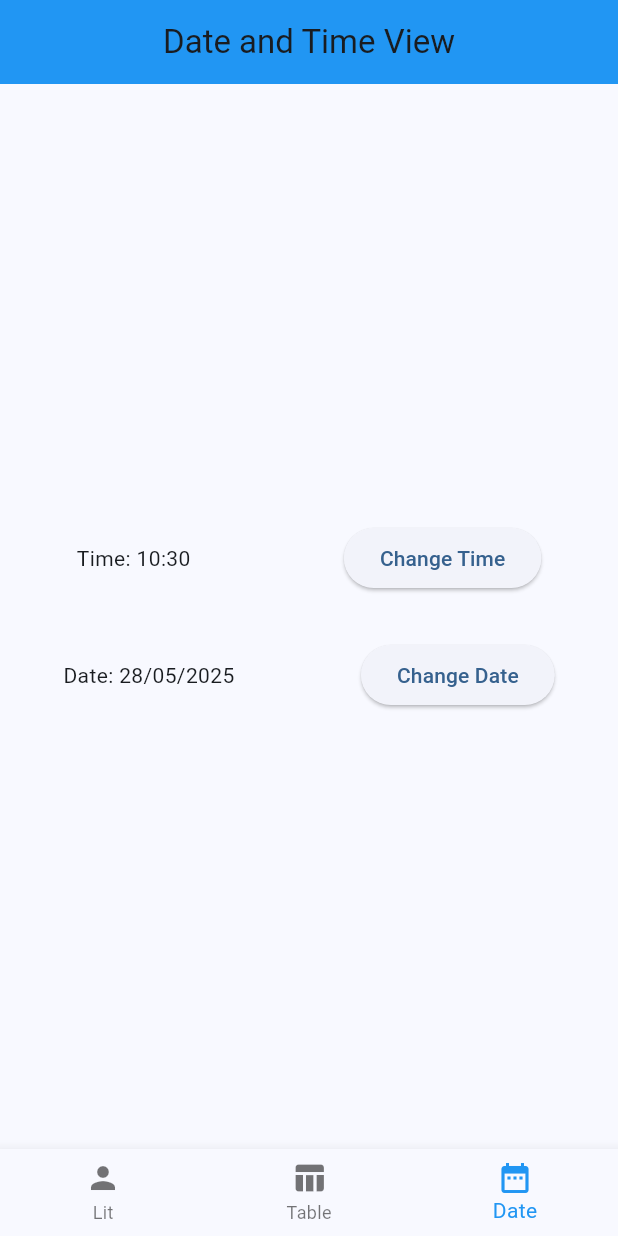
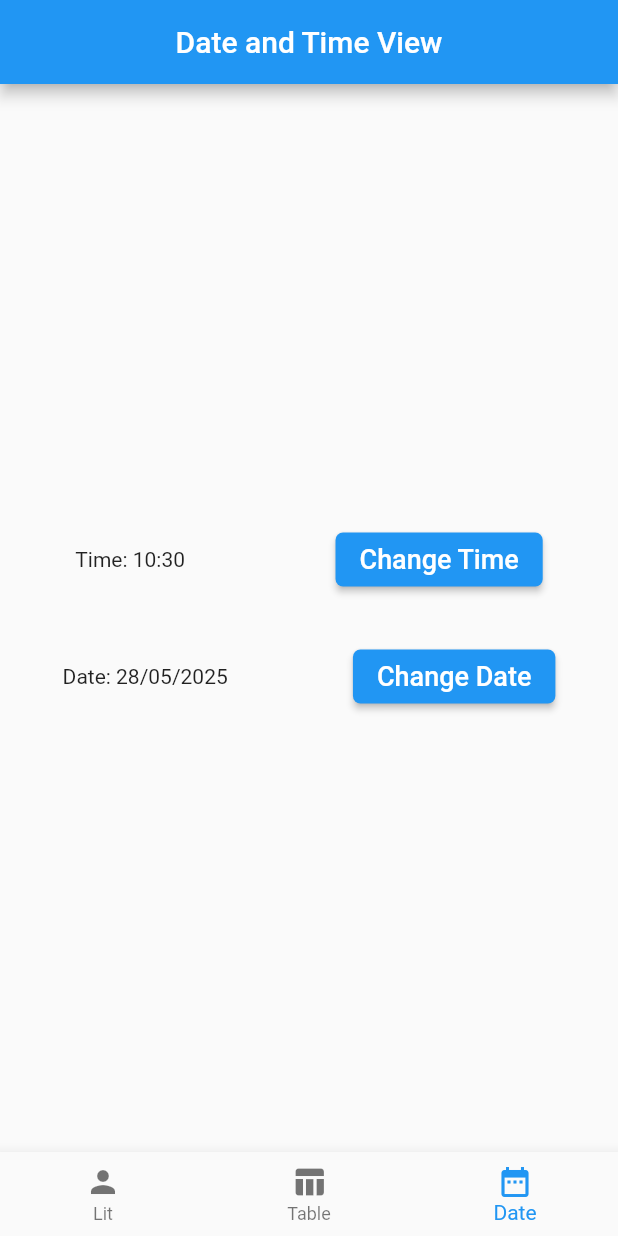
Before and after one commit to Pin3appl3ishan/employee, a Flutter app: the screen it shows after launch, item 3 of the bottom bar chosen, on a phone screen of 412 x 824 dp. Run offline on Flutter 3.47's test engine with Material 3 defaults, Android fonts, the phone set to English and light mode, and no system bars; Roboto replaces fonts that are missing (Opensans Bold).

Commit message:
Refactor theme setup to use appTheme function for consistent styling

```diff
--- a/lib/main.dart
+++ b/lib/main.dart
@@ -1,3 +1,4 @@
+import 'package:employee/themes/theme_data.dart';
 import 'package:employee/view/home_page.dart';
 import 'package:flutter/material.dart';
 
@@ -14,9 +15,7 @@ class MyApp extends StatelessWidget {
     return MaterialApp(
       title: 'Employee Management',
       debugShowCheckedModeBanner: false,
-      theme: ThemeData(
-        colorScheme: ColorScheme.fromSeed(seedColor: Colors.blue),
-      ),
+      theme: appTheme(),
       home: const HomePage(),
     );
   }
```
